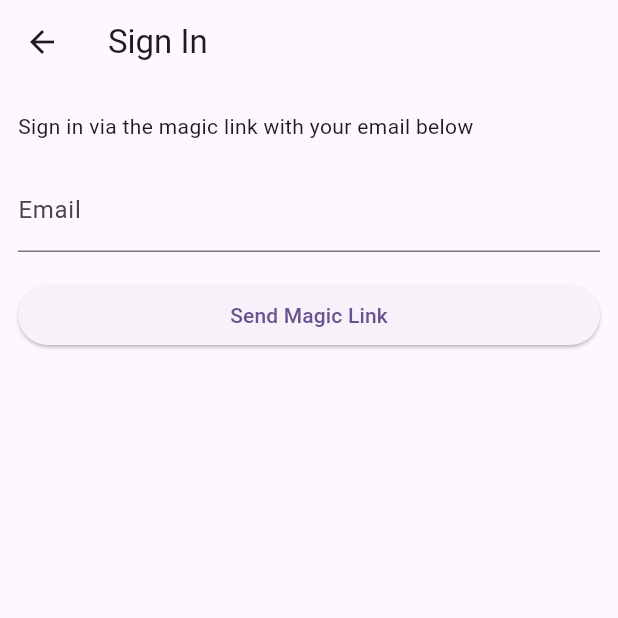
After one commit to smarts-uz/flutter_user_management_app, a Flutter app: the LoginPage screen opened directly, after a tap on "Send Magic Link", on a phone screen of 412 x 824 dp, the top half of it. The commit adds this screen. Run offline on Flutter 3.47's test engine with Material 2 defaults, Android fonts, the phone set to English and light mode, and no system bars; our stand-ins replace supabase_flutter; accounts and stored records are empty; network calls fail.

Commit message:
added login page

```diff
--- /dev/null
+++ b/lib/pages/login_page.dart
@@ -0,0 +1,102 @@
+import 'dart:async';
+
+import 'package:flutter/foundation.dart';
+import 'package:flutter/material.dart';
+import 'package:supabase_flutter/supabase_flutter.dart';
+import 'package:user_management/main.dart';
+
+class LoginPage extends StatefulWidget {
+  const LoginPage({super.key});
+
+  @override
+  State<LoginPage> createState() => _LoginPageState();
+}
+
+class _LoginPageState extends State<LoginPage> {
+  bool _isLoading = false;
+  bool _redirecting = false;
+  late final TextEditingController _emailController = TextEditingController();
+  late final StreamSubscription<AuthState> _authStateSubscription;
+
+  Future<void> _signIn() async {
+    try {
+      setState(() {
+        _isLoading = true;
+      });
+      await supabase.auth.signInWithOtp(
+        email: _emailController.text.trim(),
+        emailRedirectTo:
+            kIsWeb ? null : 'io.supabase.usermanagement://login-callback/',
+      );
+      if (mounted) {
+        ScaffoldMessenger.of(context).showSnackBar(
+          const SnackBar(content: Text('Check your email for a login link!')),
+        );
+        _emailController.clear();
+      }
+    } on AuthException catch (error) {
+      if (context.mounted) {
+        SnackBar(
+          content: Text(error.message),
+          backgroundColor: Theme.of(context).colorScheme.error,
+        );
+      }
+    } catch (error) {
+      if (context.mounted) {
+        SnackBar(
+          content: const Text('Unexpected error occurred'),
+          backgroundColor: Theme.of(context).colorScheme.error,
+        );
+      }
+    } finally {
+      if (mounted) {
+        setState(() {
+          _isLoading = false;
+        });
+      }
+    }
+  }
+
+  @override
+  void initState() {
+    _authStateSubscription = supabase.auth.onAuthStateChange.listen((data) {
+      if (_redirecting) return;
+      final session = data.session;
+      if (session != null) {
+        _redirecting = true;
+        Navigator.of(context).pushReplacementNamed('/account');
+      }
+    });
+    super.initState();
+  }
+
+  @override
+  void dispose() {
+    _emailController.dispose();
+    _authStateSubscription.cancel();
+    super.dispose();
+  }
+
+  @override
+  Widget build(BuildContext context) {
+    return Scaffold(
+      appBar: AppBar(title: const Text('Sign In')),
+      body: ListView(
+        padding: const EdgeInsets.symmetric(vertical: 18, horizontal: 12),
+        children: [
+          const Text('Sign in via the magic link with your email below'),
+          const SizedBox(height: 18),
+          TextFormField(
+            controller: _emailController,
+            decoration: const InputDecoration(labelText: 'Email'),
+          ),
+          const SizedBox(height: 18),
+          ElevatedButton(
+            onPressed: _isLoading ? null : _signIn,
+            child: Text(_isLoading ? 'Loading' : 'Send Magic Link'),
+          ),
+        ],
+      ),
+    );
+  }
+}
```
Also changed, not shown: lib/pages/splash_page.dart (line endings or trailing spaces).
